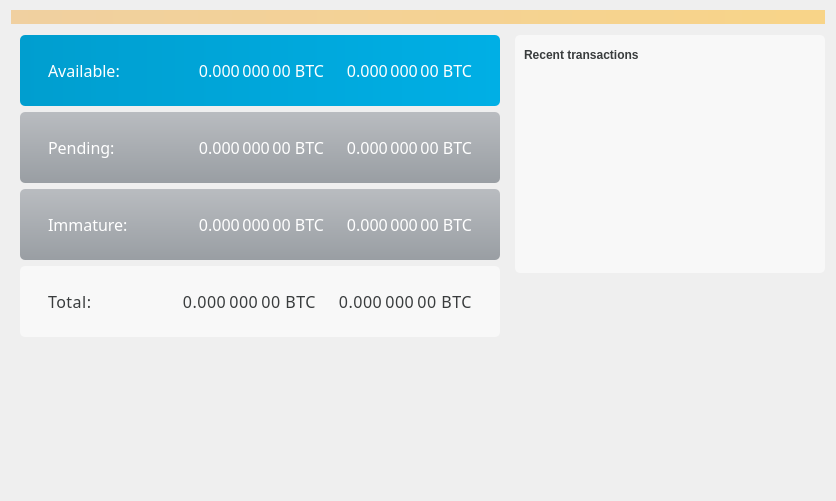
First picture: the form in src/qt/forms/overviewpage.ui, repository ecoinchain/ecoin, before the edit.
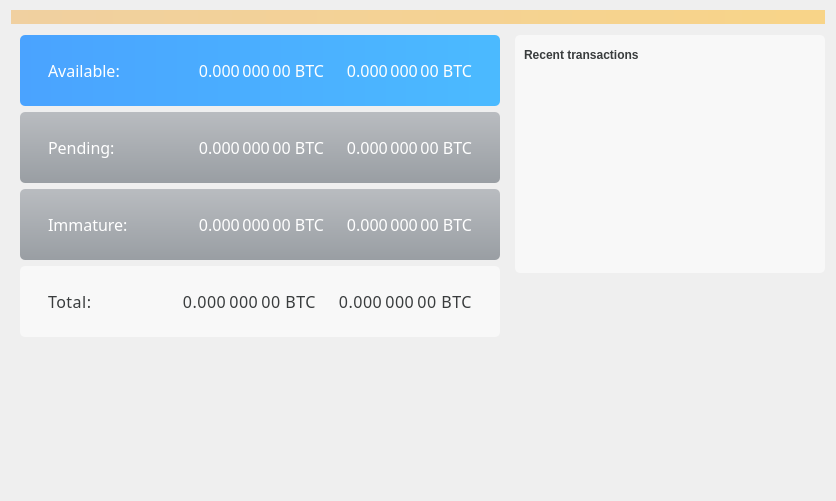
Second picture: the form after the edit. Icons and pictures are not drawn. Custom widgets are drawn as their Qt base class.

The edit to the form file:
```diff
--- a/src/qt/forms/overviewpage.ui
+++ b/src/qt/forms/overviewpage.ui
@@ -20,7 +20,7 @@
 }
 
 QFrame#frameBalance {
-background-color: qlineargradient(spread:pad, x1:0, y1:0, x2:1, y2:0, stop:0 #009ECF, stop:1 #00AFE5);
+background-color: qlineargradient(spread:pad, x1:0, y1:0, x2:1, y2:0, stop:0 #4AA3FF, stop:1  #4BBAFF);
 
 border-radius: 5px;
 }
```
